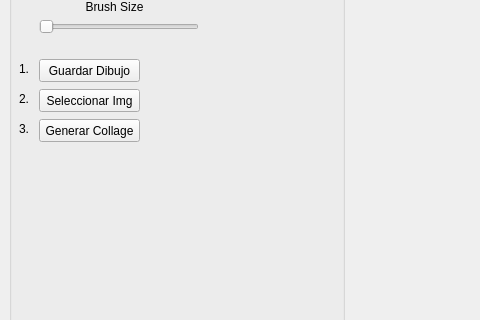
Above: CollageMaker/mainwindow.ui from ivanleirbag/QT-Collage-Maker before the change; both pictures show x 0 to 480 and y 220 to 540 of the 1260 by 700 pixel window. Below: the same form after it.
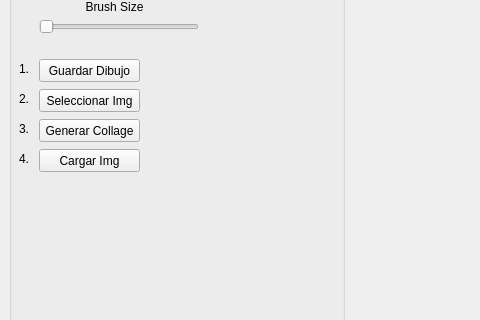
That is the form after the change. Custom widgets are drawn as their Qt base class.

The edit to the form file:
```diff
--- a/CollageMaker/mainwindow.ui
+++ b/CollageMaker/mainwindow.ui
@@ -348,6 +348,32 @@
         <string>3.</string>
        </property>
       </widget>
+      <widget class="QLabel" name="label_10">
+       <property name="geometry">
+        <rect>
+         <x>10</x>
+         <y>360</y>
+         <width>16</width>
+         <height>20</height>
+        </rect>
+       </property>
+       <property name="text">
+        <string>4.</string>
+       </property>
+      </widget>
+      <widget class="QPushButton" name="selectSingleImage">
+       <property name="geometry">
+        <rect>
+         <x>30</x>
+         <y>360</y>
+         <width>101</width>
+         <height>23</height>
+        </rect>
+       </property>
+       <property name="text">
+        <string>Cargar Img</string>
+       </property>
+      </widget>
      </widget>
     </item>
    </layout>
```
Left out of the diff: 2 changed lines with no effect on the pictures.
